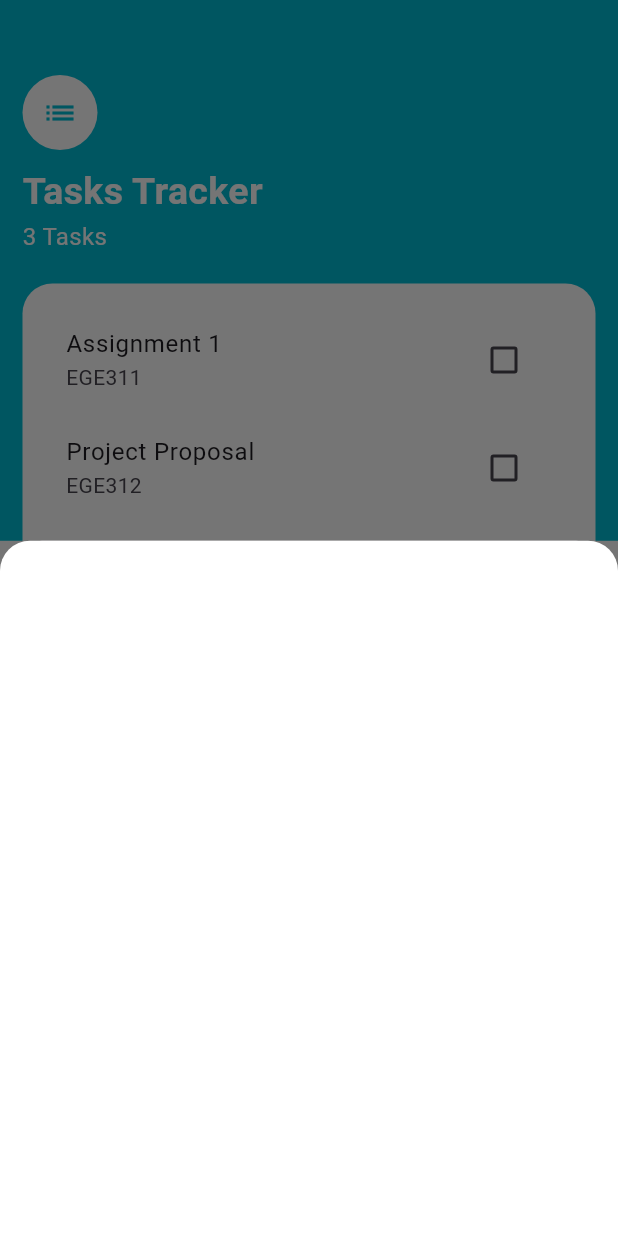
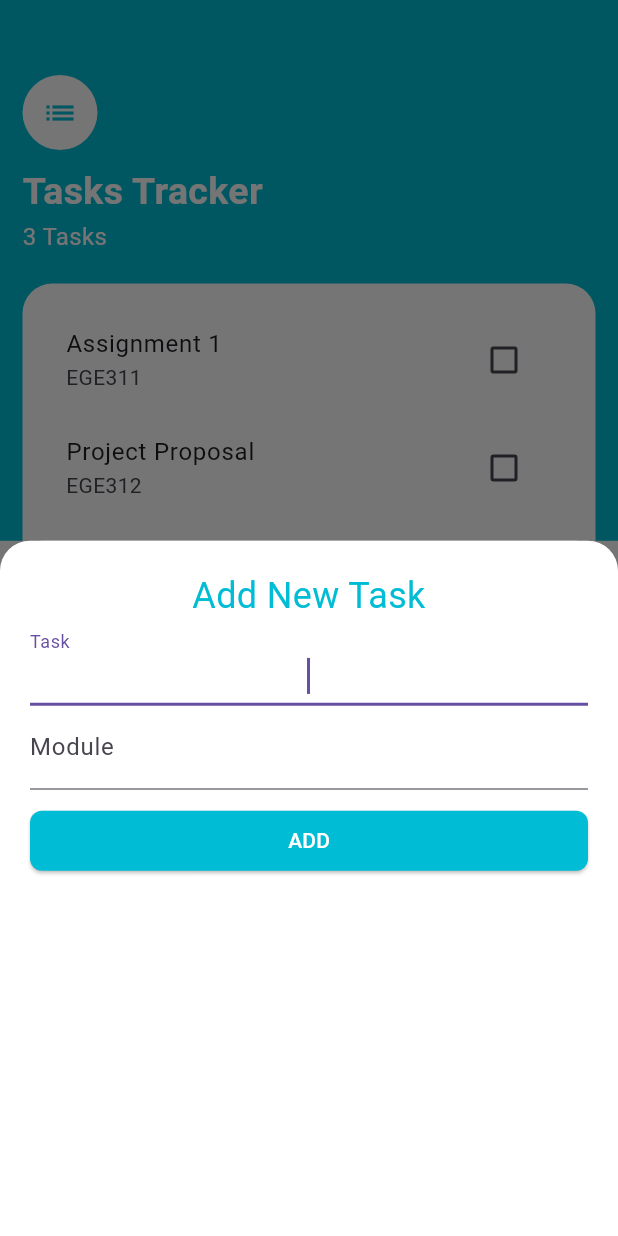
Before and after one commit to zacw-243L/flutter-tasks-app, a Flutter app: the screen it shows after launch, after a tap on the "add" icon, on a phone screen of 412 x 824 dp. Run offline on Flutter 3.47's test engine with Material 3 defaults, Android fonts, the phone set to English and light mode, and no system bars.

Commit message:
Lab 7 Page 6c (DONE)

```diff
--- a/lib/screens/addtask_screen.dart
+++ b/lib/screens/addtask_screen.dart
@@ -1,16 +1,16 @@
 import 'package:flutter/material.dart';
 
 class AddTaskScreen extends StatefulWidget {
-  AddTaskScreen({super.key});
-
-  final TextEditingControllertitleController = TextEditingController();
-  final TextEditingControllermoduleController = TextEditingController();
+  const AddTaskScreen({super.key});
 
   @override
   State<AddTaskScreen> createState() => _AddTaskScreenState();
 }
 
 class _AddTaskScreenState extends State<AddTaskScreen> {
+  final TextEditingController titleController = TextEditingController();
+  final TextEditingController moduleController = TextEditingController();
+
   @override
   Widget build(BuildContext context) {
     return Container(
@@ -24,6 +24,39 @@ class _AddTaskScreenState extends State<AddTaskScreen> {
             topRight: Radius.circular(20.0),
           ),
         ),
+        child: Column(
+          crossAxisAlignment: CrossAxisAlignment.stretch,
+          children: [
+            const Text(
+              'Add New Task',
+              textAlign: TextAlign.center,
+              style: TextStyle(color: Colors.cyan, fontSize: 24.0),
+            ),
+            TextField(
+              autofocus: true,
+              textAlign: TextAlign.center,
+              decoration: const InputDecoration(labelText: 'Task'),
+              controller: titleController,
+            ),
+            TextField(
+              textAlign: TextAlign.center,
+              decoration: const InputDecoration(labelText: 'Module'),
+              controller: moduleController,
+            ),
+            const SizedBox(height: 10.0),
+            ElevatedButton(
+              child: const Text("ADD"),
+              style: ElevatedButton.styleFrom(
+                foregroundColor: Colors.white,
+                backgroundColor: Colors.cyan,
+                shape: RoundedRectangleBorder(
+                  borderRadius: BorderRadius.circular(8.0),
+                ),
+              ),
+              onPressed: () {},
+            ),
+          ],
+        ),
       ),
     );
   }
```
